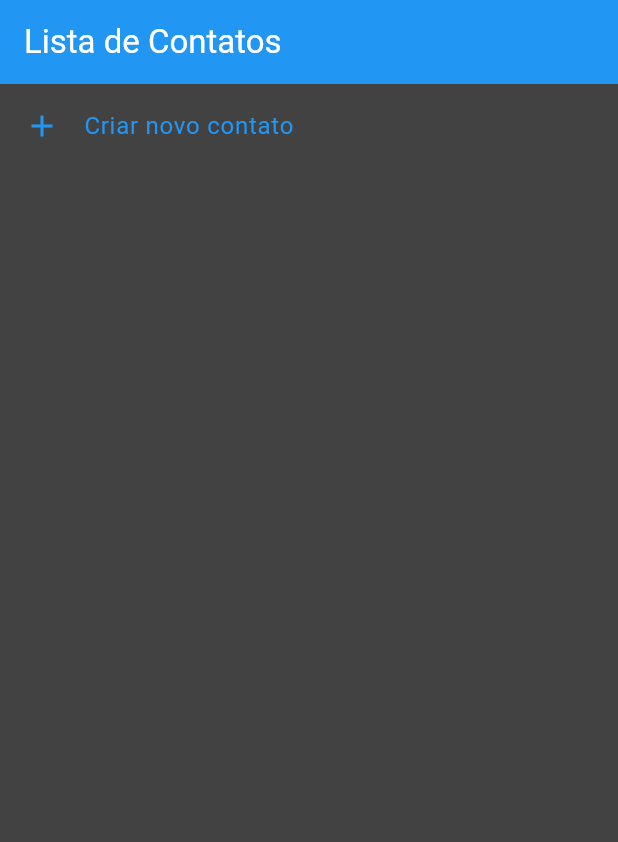
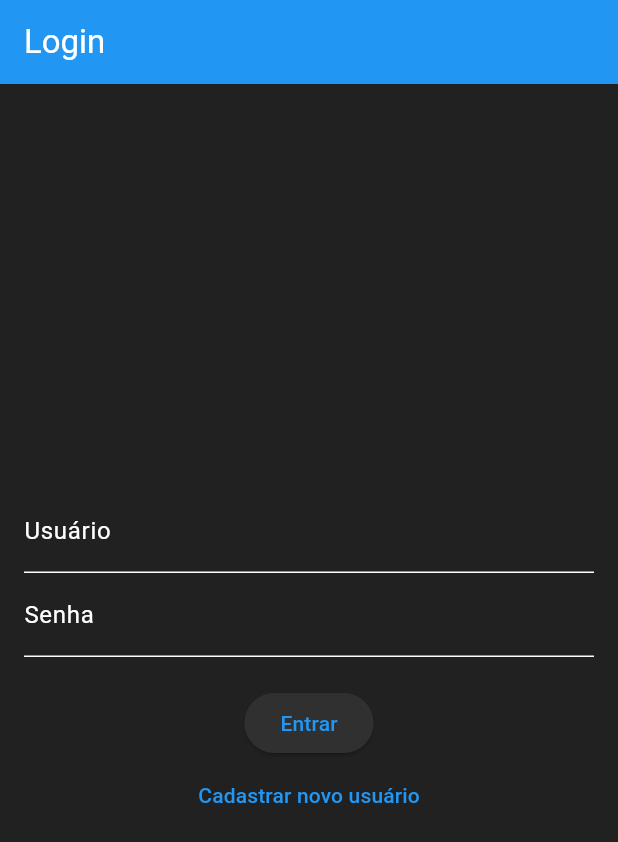
Before and after one commit to FelipeSakai/AgendaFlutter, a Flutter app: the screen it shows after launch, on a phone screen of 412 x 824 dp. Shown: the top 842 px of the screen. Run offline on Flutter 3.47's test engine with Material 3 defaults, Android fonts, the phone set to English and light mode, and no system bars; our stand-ins replace flutter_masked_text2, shared_preferences, sqflite; accounts and stored records are empty.

Commit message:
Tela de login

```diff
--- a/lib/main.dart
+++ b/lib/main.dart
@@ -1,4 +1,6 @@
+import 'package:agenda/telas/TelaDeLogin.dart';
 import 'package:flutter/material.dart';
+import 'package:shared_preferences/shared_preferences.dart';
 import 'telas/TelaDeListagem.dart';
 
 void main() {
@@ -6,7 +8,10 @@ void main() {
 }
 
 class MyApp extends StatelessWidget {
-  const MyApp({super.key});
+  Future<bool> _verificarToken() async {
+    final prefs = await SharedPreferences.getInstance();
+    return prefs.getString('token') != null;
+  }
 
   @override
   Widget build(BuildContext context) {
@@ -26,7 +31,7 @@ class MyApp extends StatelessWidget {
           onSurface: Colors.white,
         ),
       ),
-      home: TelaDeListagem(),
+      home: TelaDeLogin(),
     );
   }
 }
--- /dev/null
+++ b/lib/models/UsuarioModel.dart
@@ -0,0 +1,6 @@
+class UsuarioModel {
+  UsuarioModel({this.id, required this.usuario, required this.senha});
+  int? id;
+  String usuario;
+  String senha;
+}
--- /dev/null
+++ b/lib/telas/TelaDeCadastro.dart
@@ -0,0 +1,61 @@
+
+import 'package:agenda/models/DatabaseHelper.dart';
+import 'package:agenda/models/UsuarioModel.dart';
+import 'package:flutter/material.dart';
+
+class TelaDeCadastro extends StatefulWidget {
+  @override
+  _TelaDeCadastroState createState() => _TelaDeCadastroState();
+}
+
+class _TelaDeCadastroState extends State<TelaDeCadastro> {
+  final _usuarioController = TextEditingController();
+  final _senhaController = TextEditingController();
+  final _formKey = GlobalKey<FormState>();
+
+  Future<void> _cadastrar() async {
+    if (_formKey.currentState!.validate()) {
+      final usuario = _usuarioController.text;
+      final senha = _senhaController.text;
+
+      try {
+        await DatabaseService.instance.novoUsuario( contato:UsuarioModel(usuario: usuario, senha: senha));
+        ScaffoldMessenger.of(context).showSnackBar(SnackBar(content: Text('Usuário cadastrado com sucesso')));
+        Navigator.pop(context);
+      } catch (e) {
+        ScaffoldMessenger.of(context).showSnackBar(SnackBar(content: Text('Erro ao cadastrar usuário')));
+      }
+    }
+  }
+
+  @override
+  Widget build(BuildContext context) {
+    return Scaffold(
+      appBar: AppBar(title: Text('Cadastro')),
+      body: Padding(
+        padding: const EdgeInsets.all(16.0),
+        child: Form(
+          key: _formKey,
+          child: Column(
+            mainAxisAlignment: MainAxisAlignment.center,
+            children: [
+              TextFormField(
+                controller: _usuarioController,
+                decoration: InputDecoration(labelText: 'Usuário'),
+                validator: (value) => value!.isEmpty ? 'Usuário obrigatório' : null,
+              ),
+              TextFormField(
+                controller: _senhaController,
+                decoration: InputDecoration(labelText: 'Senha'),
+                obscureText: true,
+                validator: (value) => value!.isEmpty ? 'Senha obrigatória' : null,
+              ),
+              SizedBox(height: 20),
+              ElevatedButton(onPressed: _cadastrar, child: Text('Cadastrar')),
+            ],
+          ),
+        ),
+      ),
+    );
+  }
+}
--- /dev/null
+++ b/lib/telas/TelaDeLogin.dart
@@ -0,0 +1,98 @@
+import 'package:agenda/models/DatabaseHelper.dart';
+import 'package:agenda/models/UsuarioModel.dart';
+import 'package:agenda/telas/TelaDeCadastro.dart';
+import 'package:flutter/material.dart';
+import 'package:shared_preferences/shared_preferences.dart';
+import 'TelaDeListagem.dart';
+
+class TelaDeLogin extends StatefulWidget {
+  @override
+  _TelaDeLoginState createState() => _TelaDeLoginState();
+}
+
+class _TelaDeLoginState extends State<TelaDeLogin> {
+  final _usuarioController = TextEditingController();
+  final _senhaController = TextEditingController();
+  final _formKey = GlobalKey<FormState>();
+
+  @override
+  void initState() {
+    super.initState();
+    verificarLogin();
+  }
+
+  Future<void> verificarLogin() async {
+    final SharedPreferences prefs = await SharedPreferences.getInstance();
+    final String? token = prefs.getString('token');
+    if (token != null && token.isNotEmpty) {
+      Navigator.pushReplacement(
+        context,
+        MaterialPageRoute(
+          builder: (context) => TelaDeListagem(),
+        ),
+      );
+    }
+  }
+
+  Future<void> _login() async {
+    if (_formKey.currentState!.validate()) {
+      final usuario = _usuarioController.text;
+      final senha = _senhaController.text;
+
+      final autenticado = await DatabaseService.instance.verificarLogin(
+          usuarioModel: UsuarioModel(usuario: usuario, senha: senha));
+      if (autenticado) {
+        final prefs = await SharedPreferences.getInstance();
+        await prefs.setString('token', usuario);
+
+        Navigator.pushReplacement(
+            context, MaterialPageRoute(builder: (context) => TelaDeListagem()));
+      } else {
+        ScaffoldMessenger.of(context)
+            .showSnackBar(SnackBar(content: Text('Login ou senha incorretos')));
+      }
+    }
+  }
+
+  @override
+  Widget build(BuildContext context) {
+    return Scaffold(
+      appBar: AppBar(title: Text('Login')),
+      body: Padding(
+        padding: const EdgeInsets.all(16.0),
+        child: Form(
+          key: _formKey,
+          child: Column(
+            mainAxisAlignment: MainAxisAlignment.center,
+            children: [
+              TextFormField(
+                controller: _usuarioController,
+                decoration: InputDecoration(labelText: 'Usuário'),
+                validator: (value) =>
+                    value!.isEmpty ? 'Usuário obrigatório' : null,
+              ),
+              TextFormField(
+                controller: _senhaController,
+                decoration: InputDecoration(labelText: 'Senha'),
+                obscureText: true,
+                validator: (value) =>
+                    value!.isEmpty ? 'Senha obrigatória' : null,
+              ),
+              SizedBox(height: 20),
+              ElevatedButton(onPressed: _login, child: Text('Entrar')),
+              TextButton(
+                onPressed: () {
+                  Navigator.push(
+                      context,
+                      MaterialPageRoute(
+                          builder: (context) => TelaDeCadastro()));
+                },
+                child: Text('Cadastrar novo usuário'),
+              ),
+            ],
+          ),
+        ),
+      ),
+    );
+  }
+}
--- a/pubspec.yaml
+++ b/pubspec.yaml
@@ -38,6 +38,7 @@ dependencies:
   # Use with the CupertinoIcons class for iOS style icons.
   cupertino_icons: ^1.0.8
   sqflite: ^2.4.0
+  shared_preferences: ^2.3.2
 
 dev_dependencies:
   flutter_test:
```
Also changed, not shown: lib/models/DatabaseHelper.dart (+28 -0 lines), pubspec.lock, 1 other file.
